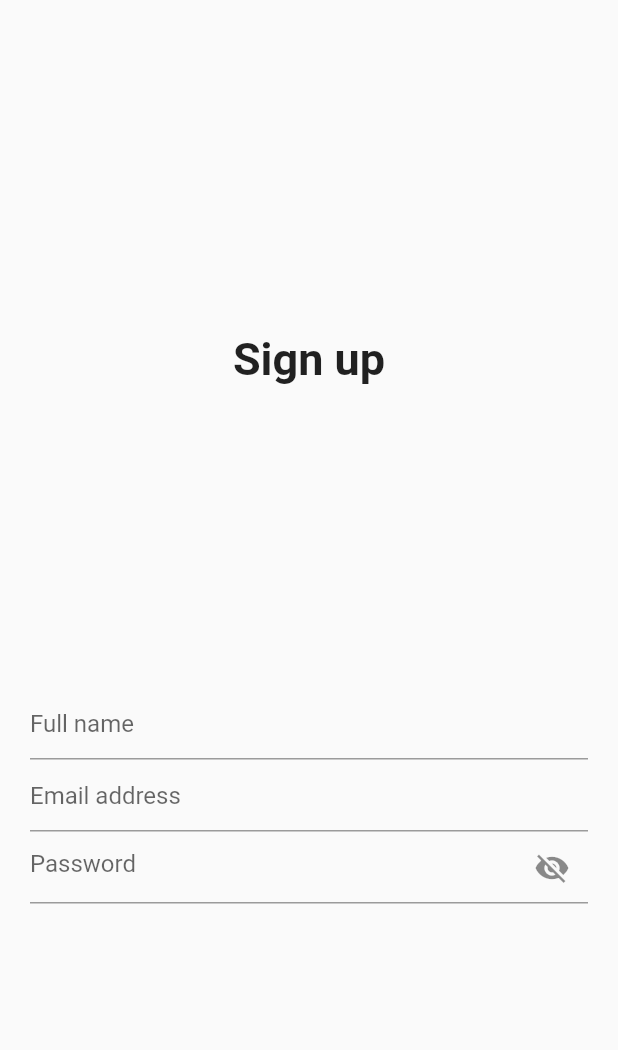
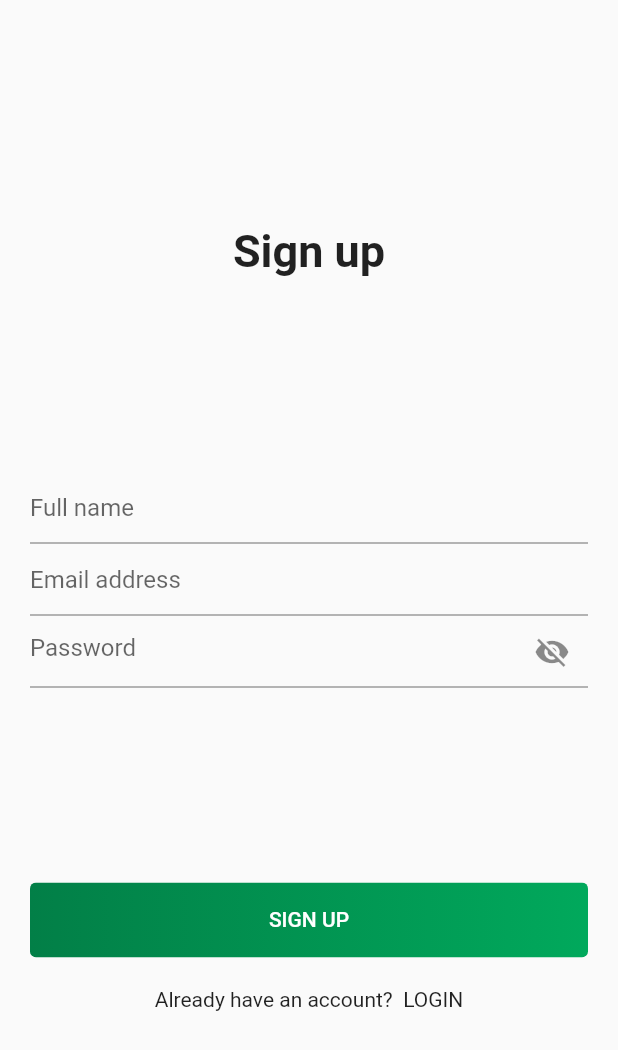
Before and after one commit to hazemabollfadl/new_food_delivery, a Flutter app: the screen it shows after launch, on a phone screen of 412 x 824 dp. Shown: the top 1050 px of the screen. Run offline on Flutter 3.47's test engine with Material 2 defaults, Android fonts, the phone set to English and light mode, and no system bars.

Commit message:
further modifications,+ added signup_auth_provider

```diff
--- a/lib/main.dart
+++ b/lib/main.dart
@@ -1,6 +1,7 @@
 import 'package:flutter/material.dart';
+import 'package:new_food_delivery/pages/signup/components/signup_auth_provider.dart';
 import 'package:new_food_delivery/pages/signup/signup_page.dart';
-import 'package:new_food_delivery/pages/welcome/welcome_page.dart';
+import 'package:provider/provider.dart';
 
 void main() {
   runApp(const MyApp());
@@ -12,7 +13,13 @@ class MyApp extends StatelessWidget {
   // This widget is the root of your application.
   @override
   Widget build(BuildContext context) {
-    return MaterialApp(
+    return MultiProvider(
+      providers: [
+        ChangeNotifierProvider(
+          create: (context) => SignupAuthProvider(),
+        )
+      ],
+      child: MaterialApp(
         title: 'Flutter Demo',
         theme: ThemeData(
           // This is the theme of your application.
@@ -27,6 +34,7 @@ class MyApp extends StatelessWidget {
           primarySwatch: Colors.blue,
         ),
         home: const SignupPage(),
+      ),
     );
   }
 }
--- a/lib/pages/signup/signup_page.dart
+++ b/lib/pages/signup/signup_page.dart
@@ -1,5 +1,9 @@
 import 'package:flutter/material.dart';
+import 'package:new_food_delivery/pages/signup/components/signup_auth_provider.dart';
 import 'package:new_food_delivery/pages/signup/signup_page.dart';
+import 'package:new_food_delivery/widgets/my_button.dart';
+import 'package:new_food_delivery/widgets/my_button.dart';
+import 'package:provider/provider.dart';
 
 class SignupPage extends StatefulWidget {
   const SignupPage({Key? key}) : super(key: key);
@@ -9,15 +13,15 @@ class SignupPage extends StatefulWidget {
 }
 
 class _SignupPageState extends State<SignupPage> {
-  TextEditingController fullName = TextEditingController();
-  TextEditingController emailAddress = TextEditingController();
+  TextEditingController fullname = TextEditingController();
+  TextEditingController emailAdress = TextEditingController();
   TextEditingController password = TextEditingController();
 
   bool visibility = true;
   @override
   Widget build(BuildContext context) {
-
-
+    SignupAuthProvider signupAuthProvider =
+        Provider.of<SignupAuthProvider>(context);
     return Scaffold(
       body: SafeArea(
         child: Padding(
@@ -35,13 +39,13 @@ class _SignupPageState extends State<SignupPage> {
               Column(
                 children: [
                   TextFormField(
-                    controller: fullName,
+                    controller: fullname,
                     decoration: InputDecoration(
                       hintText: "Full name",
                     ),
                   ),
                   TextFormField(
-                    controller: emailAddress,
+                    controller: emailAdress,
                     decoration: InputDecoration(
                       hintText: "Email address",
                     ),
@@ -65,7 +69,33 @@ class _SignupPageState extends State<SignupPage> {
                   ),
                 ],
               ),
-
+              Column(
+                children: [
+                  MyButton(
+                    onPressed: () {
+                      signupAuthProvider.signupValidation(
+                        fullname: fullname,
+                        context: context,
+                        emailAdress: emailAdress,
+                        password: password,
+                      );
+                    },
+                    text: "SIGN UP",
+                  ),
+                  SizedBox(
+                    height: 20,
+                  ),
+                  Row(
+                    mainAxisAlignment: MainAxisAlignment.center,
+                    children: [
+                      Text("Already have an account?\t\t"),
+                      Text(
+                        "LOGIN",
+                      )
+                    ],
+                  )
+                ],
+              ),
             ],
           ),
         ),
--- a/lib/widgets/my_button.dart
+++ b/lib/widgets/my_button.dart
@@ -0,0 +1,49 @@
+import 'package:flutter/material.dart';
+
+class MyButton extends StatefulWidget {
+  final void Function()? onPressed;
+  final String text;
+  MyButton({
+    required this.onPressed,
+    required this.text,
+  });
+
+  @override
+  State<MyButton> createState() => _MyButtonState();
+}
+
+class _MyButtonState extends State<MyButton> {
+  @override
+  Widget build(BuildContext context) {
+    return MaterialButton(
+      onPressed: widget.onPressed,
+      height: 50,
+      shape: RoundedRectangleBorder(
+        borderRadius: BorderRadius.circular(04),
+      ),
+      padding: EdgeInsets.all(0),
+      child: Ink(
+        decoration: BoxDecoration(
+            gradient: LinearGradient(
+              colors: [
+                Color(0xff027f47),
+                Color(0xff01a95c),
+              ],
+              begin: Alignment.centerLeft,
+              end: Alignment.centerRight,
+            ),
+            borderRadius: BorderRadius.circular(04)),
+        child: Container(
+          height: 50,
+          alignment: Alignment.center,
+          child: Text(
+            widget.text,
+            style: TextStyle(
+              color: Colors.white,
+            ),
+          ),
+        ),
+      ),
+    );
+  }
+}
--- a/pubspec.yaml
+++ b/pubspec.yaml
@@ -36,6 +36,7 @@ dependencies:
   # The following adds the Cupertino Icons font to your application.
   # Use with the CupertinoIcons class for iOS style icons.
   cupertino_icons: ^1.0.2
+  provider: ^6.0.5
 
 dev_dependencies:
   flutter_test:
```
Also changed, not shown: lib/pages/signup/components/signup_auth_provider.dart (added, +51 -0 lines), lib/pages/welcome/components/end_part.dart (+3 -28 lines), pubspec.lock. Lines whose indentation alone changed are shown as unchanged.
